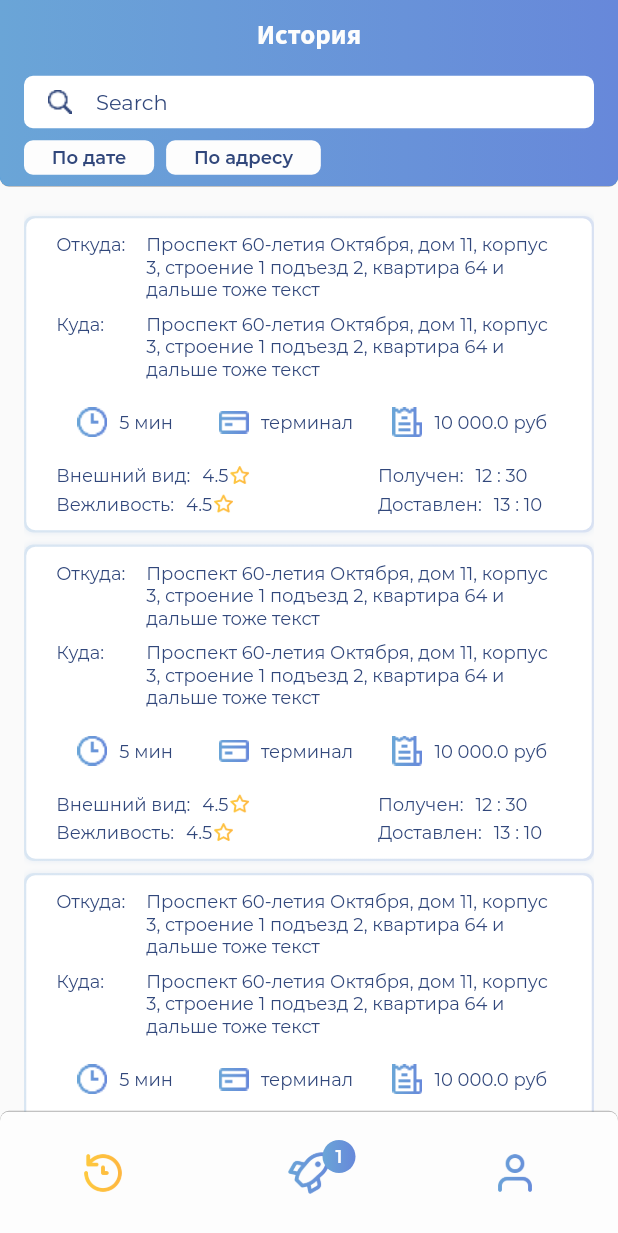
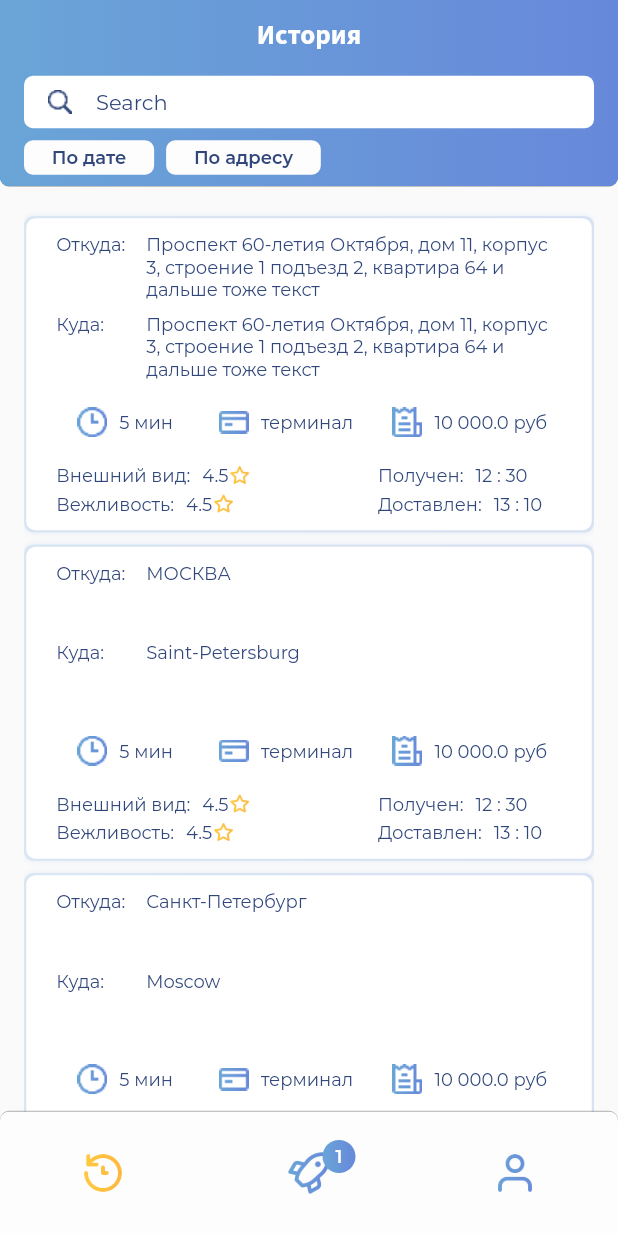
Before and after one commit to Engine-studio/topgo, a Flutter app: the screen it shows after launch, on a phone screen of 412 x 824 dp. Shown: the top 1233 px of the screen. Run offline on Flutter 3.47's test engine with Material 2 defaults, Android fonts, the phone set to English and light mode, and no system bars; our stand-ins replace animated_splash_screen; missing offline and left inert: flutter_picker.

Commit message:
many logic, documents, user model

```diff
--- a/lib/models/courier.dart
+++ b/lib/models/courier.dart
@@ -1,16 +1,33 @@
 import 'package:topgo/models/courier_history.dart';
+import 'package:topgo/models/report.dart';
 import 'package:topgo/models/work_shift.dart';
 
 class Courier {
   void Function() notify;
+
+  String surname, name, patronymic, phone;
+  double rating;
   bool working;
-  List<CourierHistoryItem> history;
+  List<CourierHistoryItem> history, shownHistory;
+  List<Report> reports;
   int orders;
   WorkShift shift;
 
-  Courier({required this.notify})
-      : working = false,
+  Courier({
+    required this.notify,
+    required this.surname,
+    required this.name,
+    required this.patronymic,
+    required this.rating,
+    required this.phone,
+  })  : working = false,
         orders = 1,
+        reports = [
+          Report(date: '14.05.21', shift: 'Смена 4'),
+          Report(date: '13.05.21', shift: 'Смена 3'),
+          Report(date: '12.05.21', shift: 'Смена 2'),
+          Report(date: '11.05.21', shift: 'Смена 1'),
+        ],
         history = [
           CourierHistoryItem(
             from: 'Проспект 60-летия Октября, дом 11, корпус 3, строение 1 ' +
@@ -26,10 +43,8 @@ class Courier {
             timeTo: [13, 10],
           ),
           CourierHistoryItem(
-            from: 'Проспект 60-летия Октября, дом 11, корпус 3, строение 1 ' +
-                'подъезд 2, квартира 64 и дальше тоже текст',
-            to: 'Проспект 60-летия Октября, дом 11, корпус 3, строение 1 ' +
-                'подъезд 2, квартира 64 и дальше тоже текст',
+            from: 'МОСКВА',
+            to: 'Saint-Petersburg',
             time: 5,
             payment: 'терминал',
             sum: 10000,
@@ -38,6 +53,30 @@ class Courier {
             timeFrom: [12, 30],
             timeTo: [13, 10],
           ),
+          CourierHistoryItem(
+            from: 'Санкт-Петербург',
+            to: 'Moscow',
+            time: 5,
+            payment: 'терминал',
+            sum: 10000,
+            viewPoint: 4.5,
+            behaviorPoint: 4.5,
+            timeFrom: [12, 30],
+            timeTo: [13, 10],
+          ),
+          CourierHistoryItem(
+            from: 'Vabu labu dab dab MoScOw Saint-Petersburg',
+            to: 'Moscow',
+            time: 5,
+            payment: 'терминал',
+            sum: 10000,
+            viewPoint: 4.5,
+            behaviorPoint: 4.5,
+            timeFrom: [12, 30],
+            timeTo: [13, 10],
+          ),
+        ],
+        shownHistory = [
           CourierHistoryItem(
             from: 'Проспект 60-летия Октября, дом 11, корпус 3, строение 1 ' +
                 'подъезд 2, квартира 64 и дальше тоже текст',
@@ -52,10 +91,30 @@ class Courier {
             timeTo: [13, 10],
           ),
           CourierHistoryItem(
-            from: 'Проспект 60-летия Октября, дом 11, корпус 3, строение 1 ' +
-                'подъезд 2, квартира 64 и дальше тоже текст',
-            to: 'Проспект 60-летия Октября, дом 11, корпус 3, строение 1 ' +
-                'подъезд 2, квартира 64 и дальше тоже текст',
+            from: 'МОСКВА',
+            to: 'Saint-Petersburg',
+            time: 5,
+            payment: 'терминал',
+            sum: 10000,
+            viewPoint: 4.5,
+            behaviorPoint: 4.5,
+            timeFrom: [12, 30],
+            timeTo: [13, 10],
+          ),
+          CourierHistoryItem(
+            from: 'Санкт-Петербург',
+            to: 'Moscow',
+            time: 5,
+            payment: 'терминал',
+            sum: 10000,
+            viewPoint: 4.5,
+            behaviorPoint: 4.5,
+            timeFrom: [12, 30],
+            timeTo: [13, 10],
+          ),
+          CourierHistoryItem(
+            from: 'Vabu labu dab dab MoScOw Saint-Petersburg',
+            to: 'Moscow',
             time: 5,
             payment: 'терминал',
             sum: 10000,
@@ -78,4 +137,18 @@ class Courier {
     notify();
     this.shift = WorkShift.none();
   }
+
+  void updateView(String key) {
+    key = key.toLowerCase();
+    if (key == '') {
+      this.shownHistory = this.history;
+    } else {
+      List<CourierHistoryItem> res = [];
+      for (CourierHistoryItem item in this.history) {
+        if (item.from.toLowerCase().contains(key) ||
+            item.to.toLowerCase().contains(key)) res.add(item);
+      }
+      this.shownHistory = res;
+    }
+  }
 }
--- /dev/null
+++ b/lib/models/report.dart
@@ -0,0 +1,13 @@
+class Report {
+  int id;
+  String date;
+  String shift;
+  String link;
+
+  Report({
+    this.id = -1,
+    this.shift = '',
+    required this.date,
+    this.link = '',
+  });
+}
--- a/lib/pages/courier/history.dart
+++ b/lib/pages/courier/history.dart
@@ -14,7 +14,7 @@ class CourierHistoryTab extends StatelessWidget {
         child: Column(
           children: [
             SizedBox(height: 16),
-            ...context.watch<User>().courier.history.map(
+            ...context.watch<User>().courier.shownHistory.map(
                   (item) => Padding(
                     padding: const EdgeInsets.symmetric(vertical: 4),
                     child: HistoryCard(item: item),
--- a/lib/pages/menu.dart
+++ b/lib/pages/menu.dart
@@ -1,8 +1,10 @@
 import 'package:flutter/material.dart';
 import 'package:flutter/widgets.dart';
 import 'package:topgo/models/items.dart';
+import 'package:topgo/models/user.dart';
 import 'package:topgo/widgets/appbar.dart';
 import 'package:topgo/widgets/bottom_navbar.dart';
+import 'package:provider/provider.dart';
 
 class MenuPage extends StatefulWidget {
   const MenuPage({Key? key}) : super(key: key);
@@ -34,6 +36,7 @@ class _MenuPageState extends State<MenuPage> {
       bottomNavigationBar: BottomNavBar(
         icons: icons.sublist(0, icons.length - 1),
         onPressed: (index) {
+          context.read<User>().updateView('');
           setState(() {
             this.currentIndex = index;
           });
--- a/lib/widgets/appbar.dart
+++ b/lib/widgets/appbar.dart
@@ -1,7 +1,9 @@
 import 'package:flutter/material.dart';
 import 'package:topgo/models/items.dart';
+import 'package:topgo/models/user.dart';
 import 'package:topgo/styles.dart';
 import 'package:topgo/widgets/search.dart';
+import 'package:provider/provider.dart';
 
 class Appbar extends StatelessWidget with PreferredSizeWidget {
   @override
@@ -68,6 +70,7 @@ class Appbar extends StatelessWidget with PreferredSizeWidget {
                             )
                             .toList(),
                         controller: controller,
+                        onChanged: context.read<User>().updateView,
                       ),
                     ]
                   : [],
--- a/lib/widgets/courier/address_holder.dart
+++ b/lib/widgets/courier/address_holder.dart
@@ -19,7 +19,12 @@ class AddressHolder extends StatelessWidget {
           alignment: Alignment.topLeft,
           child: Text(dist, style: TxtStyle.smallText),
         ),
-        Expanded(child: Text(address, style: TxtStyle.smallText)),
+        Expanded(
+          child: Container(
+            height: 45,
+            child: Text(address, style: TxtStyle.smallText),
+          ),
+        ),
       ],
     );
   }
--- a/lib/widgets/courier/profile_card.dart
+++ b/lib/widgets/courier/profile_card.dart
@@ -1,8 +1,10 @@
 import 'package:flutter/widgets.dart';
+import 'package:topgo/models/user.dart';
 import 'package:topgo/styles.dart';
 import 'package:topgo/widgets/border_box.dart';
 import 'package:topgo/widgets/courier/profile_photo.dart';
 import 'package:topgo/widgets/courier/star_holder.dart';
+import 'package:provider/provider.dart';
 
 class ProfileCard extends StatelessWidget {
   final String surname, name, patronymic, phone;
@@ -31,11 +33,11 @@ class ProfileCard extends StatelessWidget {
                 crossAxisAlignment: CrossAxisAlignment.start,
                 children: [
                   Text(
-                    '$surname $name $patronymic',
+                    context.read<User>().fullName,
                     style: TxtStyle.selectedMainText,
                   ),
                   Spacer(flex: 3),
-                  Text('$phone', style: TxtStyle.smallText),
+                  Text(context.read<User>().phone, style: TxtStyle.smallText),
                   Spacer(flex: 2),
                   StarHolder(rating: rating),
                 ],
--- a/lib/widgets/search.dart
+++ b/lib/widgets/search.dart
@@ -4,6 +4,7 @@ import 'package:topgo/styles.dart';
 class Search extends StatelessWidget {
   final String text;
   final TextEditingController controller;
+  final void Function(String) onChanged;
   final List<Map<String, void Function()>> searchHelpers;
 
   const Search({
@@ -11,6 +12,7 @@ class Search extends StatelessWidget {
     required this.text,
     required this.controller,
     this.searchHelpers = const [],
+    required this.onChanged,
   }) : super(key: key);
 
   @override
@@ -33,6 +35,7 @@ class Search extends StatelessWidget {
             ],
           ),
           child: TextField(
+            onChanged: (text) => onChanged(text),
             controller: this.controller,
             style: TxtStyle.selectedMainText,
             cursorColor: Colors.black,
```
Also changed, not shown: lib/models/user.dart (+51 -1 lines), lib/pages/courier/documents.dart (+20 -1 lines), lib/widgets/report_card.dart (added, +37 -0 lines), assets/icons/download.png (added).
